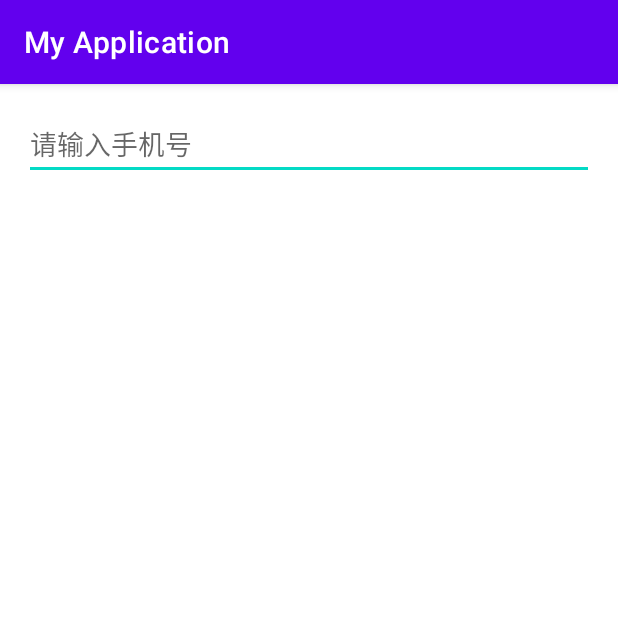
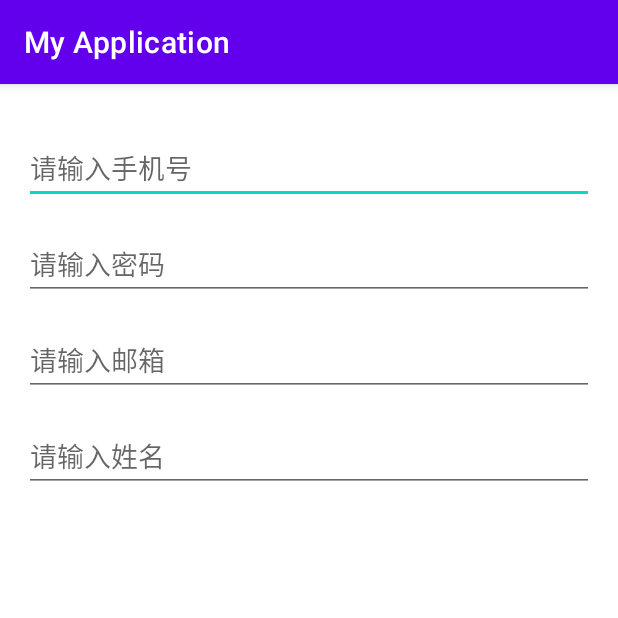
Before and after one commit to devin0x01/KeyboardDemo, an Android app: the screen it shows after launch (LoginActivity), on a phone screen of 412 x 824 dp, the top half of it. Run offline under Robolectric (Android 15) with nearby library versions, the phone set to English and light mode, and no system bars.

Commit message:
多加入了几个控件

```diff
--- a/app/src/main/java/com/example/myapplication/LoginActivity.java
+++ b/app/src/main/java/com/example/myapplication/LoginActivity.java
@@ -16,11 +16,17 @@ public class LoginActivity extends AppCompatActivity {
         super.onCreate(savedInstanceState);
         setContentView(R.layout.activity_login);
 
+        EditText etPhone = findViewById(R.id.etPhone);
+        EditText etPassword = findViewById(R.id.etPassword);
+        EditText etEmail = findViewById(R.id.etEmail);
+        EditText etName = findViewById(R.id.etName);
+
         View keyboardView = findViewById(R.id.keyboard_view_container);
-
         mRSKeyboard = new RSKeyboard(keyboardView);
-        EditText etPhone = findViewById(R.id.etPhone);
         mRSKeyboard.attachTo(etPhone);
+        mRSKeyboard.attachTo(etPassword);
+        mRSKeyboard.attachTo(etEmail);
+        mRSKeyboard.attachTo(etName);
 
         mRSKeyboard.setOnKeyboardDoneListener(new RSKeyboard.OnKeyboardDoneListener() {
             @Override
--- a/app/src/main/res/layout/activity_login.xml
+++ b/app/src/main/res/layout/activity_login.xml
@@ -3,17 +3,57 @@
     xmlns:app="http://schemas.android.com/apk/res-auto"
     android:layout_width="match_parent"
     android:layout_height="match_parent"
-    android:background="@android:color/white">
+    android:padding="16dp">
 
-    <!-- 输入框 -->
+    <!-- 第一个 EditText -->
     <EditText
         android:id="@+id/etPhone"
         android:layout_width="match_parent"
         android:layout_height="wrap_content"
-        android:layout_margin="16dp"
         android:hint="请输入手机号"
         android:textSize="18sp"
-        app:layout_constraintTop_toTopOf="parent" />
+        app:layout_constraintTop_toTopOf="parent"
+        app:layout_constraintStart_toStartOf="parent"
+        app:layout_constraintEnd_toEndOf="parent"
+        android:layout_marginTop="16dp"/>
+
+    <!-- 第二个 EditText -->
+    <EditText
+        android:id="@+id/etPassword"
+        android:layout_width="match_parent"
+        android:layout_height="wrap_content"
+        android:hint="请输入密码"
+        android:textSize="18sp"
+        android:inputType="textPassword"
+        app:layout_constraintTop_toBottomOf="@id/etPhone"
+        app:layout_constraintStart_toStartOf="parent"
+        app:layout_constraintEnd_toEndOf="parent"
+        android:layout_marginTop="16dp"/>
+
+    <!-- 第三个 EditText -->
+    <EditText
+        android:id="@+id/etEmail"
+        android:layout_width="match_parent"
+        android:layout_height="wrap_content"
+        android:hint="请输入邮箱"
+        android:textSize="18sp"
+        android:inputType="textEmailAddress"
+        app:layout_constraintTop_toBottomOf="@id/etPassword"
+        app:layout_constraintStart_toStartOf="parent"
+        app:layout_constraintEnd_toEndOf="parent"
+        android:layout_marginTop="16dp"/>
+
+    <!-- 第四个 EditText -->
+    <EditText
+        android:id="@+id/etName"
+        android:layout_width="match_parent"
+        android:layout_height="wrap_content"
+        android:hint="请输入姓名"
+        android:textSize="18sp"
+        app:layout_constraintTop_toBottomOf="@id/etEmail"
+        app:layout_constraintStart_toStartOf="parent"
+        app:layout_constraintEnd_toEndOf="parent"
+        android:layout_marginTop="16dp"/>
 
     <!-- 引入自定义键盘布局 -->
     <include
@@ -21,6 +61,7 @@
         layout="@layout/include_keyboard"
         android:layout_width="match_parent"
         android:layout_height="wrap_content"
-        app:layout_constraintBottom_toBottomOf="parent" />
-
+        app:layout_constraintBottom_toBottomOf="parent"
+        app:layout_constraintStart_toStartOf="parent"
+        app:layout_constraintEnd_toEndOf="parent"/>
 </androidx.constraintlayout.widget.ConstraintLayout>
```
